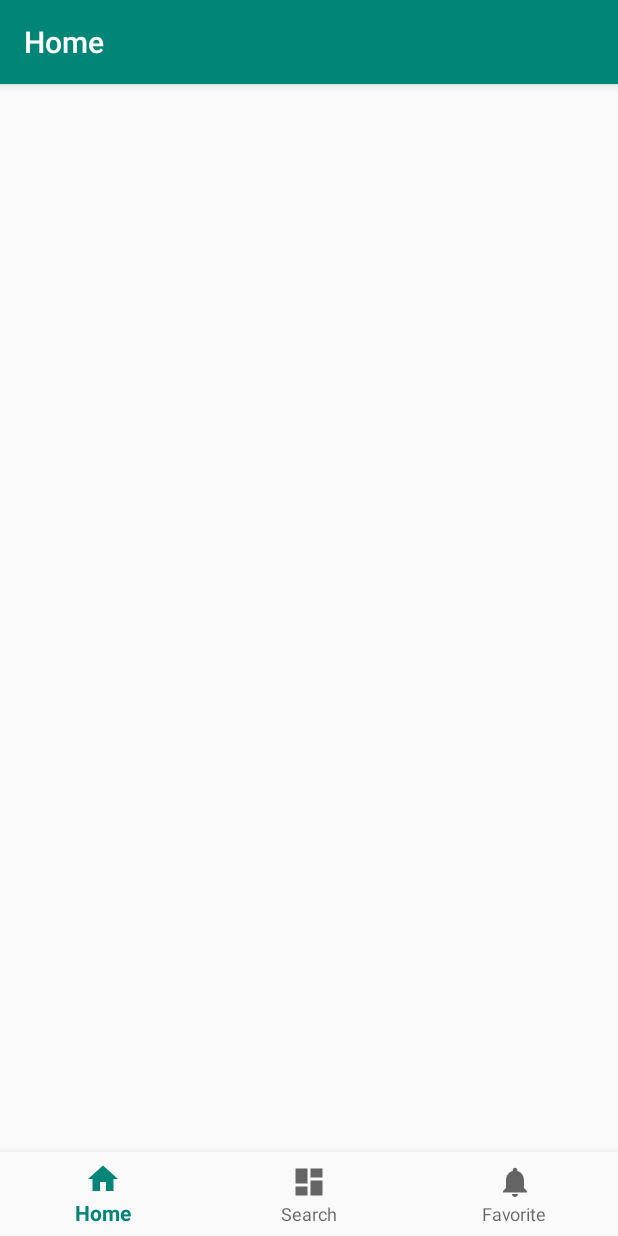
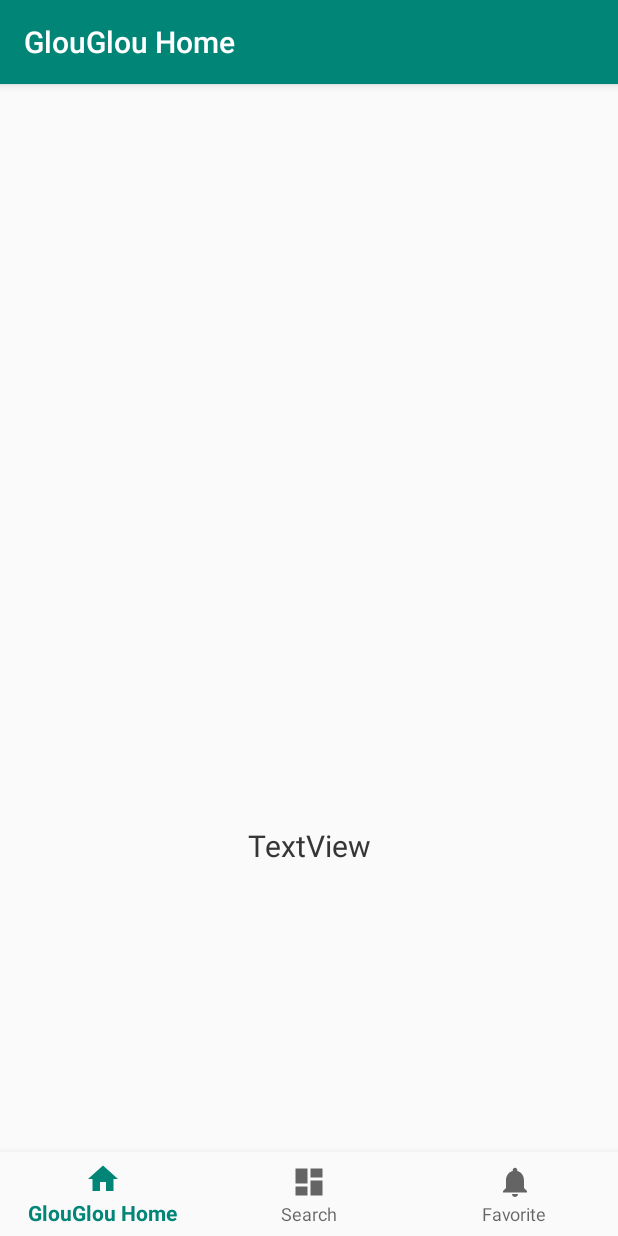
Before and after one commit to JJFrenoi/GlouGlou, an Android app: the screen it shows after launch (MainActivity), on a phone screen of 412 x 824 dp. Run offline under Robolectric (Android 15) with nearby library versions, the phone set to English and light mode, and no system bars; our stand-ins replace Picasso, navigation-ui; pictures from the network do not load.

Commit message:
Merci JeanJean

```diff
--- a/app/src/main/java/com/example/glouglou/ui/notifications/FavoriteFragment.java
+++ b/app/src/main/java/com/example/glouglou/ui/favoritesBoard/FavoriteFragment.java
@@ -1,4 +1,4 @@
-package com.example.glouglou.ui.notifications;
+package com.example.glouglou.ui.favoritesBoard;
 
 import android.os.Bundle;
 import android.view.LayoutInflater;
--- a/app/src/main/java/com/example/glouglou/ui/notifications/FavoriteViewModel.java
+++ b/app/src/main/java/com/example/glouglou/ui/favoritesBoard/FavoriteViewModel.java
@@ -1,4 +1,4 @@
-package com.example.glouglou.ui.notifications;
+package com.example.glouglou.ui.favoritesBoard;
 
 import androidx.lifecycle.LiveData;
 import androidx.lifecycle.MutableLiveData;
--- a/app/src/main/java/com/example/glouglou/ui/home/HomeFragment.java
+++ b/app/src/main/java/com/example/glouglou/ui/home/HomeFragment.java
@@ -17,6 +17,7 @@ import com.example.glouglou.R;
 import com.example.glouglou.ui.pojo.Drink;
 import com.example.glouglou.ui.pojo.Drinks;
 import com.example.glouglou.ui.pojo.Thecocktaildb_Api;
+import com.example.glouglou.ui.retrofit.RetrofitHelper;
 import com.squareup.picasso.Picasso;
 
 import retrofit2.Call;
@@ -45,13 +46,8 @@ public class HomeFragment extends Fragment {
             }
         });
 
-        retrofit = new Retrofit.Builder()
-                .baseUrl(BASE_URL)
-                .addConverterFactory(GsonConverterFactory.create())
-                .build();
-
-        Thecocktaildb_Api thecocktaildb_api = retrofit.create(Thecocktaildb_Api.class);
-        Call<Drinks> call = thecocktaildb_api.random();
+        RetrofitHelper retrofitHelper = new RetrofitHelper();
+        Call<Drinks> call = retrofitHelper.getCall();
         call.enqueue((new Callback<Drinks>() {
             @Override
             public void onResponse(Call<Drinks> call, Response<Drinks> response) {
--- a/app/src/main/java/com/example/glouglou/ui/pojo/Thecocktaildb_Api.java
+++ b/app/src/main/java/com/example/glouglou/ui/pojo/Thecocktaildb_Api.java
@@ -16,4 +16,6 @@ public interface Thecocktaildb_Api  {
     Call<Drinks>  getDrinksByIngredientName(@Query("i") String i );
     @GET("random.php")
     Call<Drinks> random();
+    @GET("search.php")
+    Call<Drinks> getCocktailByName(@Query("s")String l ) ;
 }
--- /dev/null
+++ b/app/src/main/java/com/example/glouglou/ui/retrofit/RetrofitHelper.java
@@ -0,0 +1,166 @@
+package com.example.glouglou.ui.retrofit;
+import com.example.glouglou.ui.pojo.Drinks;
+import com.example.glouglou.ui.pojo.Thecocktaildb_Api;
+
+import java.util.ArrayList;
+import java.util.Arrays;
+import java.util.List;
+
+import retrofit2.Call;
+import retrofit2.Retrofit;
+import retrofit2.converter.gson.GsonConverterFactory;
+
+
+public class RetrofitHelper {
+    private static final List<String> listIngredient = new ArrayList<>(Arrays.asList(
+            "Light rum",
+            "Applejack",
+            "Gin",
+            "Dark rum",
+            "Sweet Vermouth",
+            "Strawberry schnapps",
+            "Scotch",
+            "Apricot brandy",
+            "Triple sec",
+            "Southern Comfort",
+            "Orange bitters",
+            "Brandy",
+            "Lemon vodka",
+            "Blended whiskey",
+            "Dry Vermouth",
+            "Amaretto",
+            "Tea",
+            "Champagne",
+            "Coffee liqueur",
+            "Bourbon",
+            "Tequila",
+            "Vodka",
+            "Añejo rum",
+            "Bitters",
+            "Sugar",
+            "Kahlua",
+            "demerara Sugar",
+            "Dubonnet Rouge",
+            "Lime juice",
+            "Irish whiskey",
+            "Apple brandy",
+            "Carbonated water",
+            "Cherry brandy",
+            "Creme de Cacao",
+            "Grenadine",
+            "Port",
+            "Coffee brandy",
+            "Red wine",
+            "Rum",
+            "Grapefruit juice",
+            "Ricard",
+            "Sherry",
+            "Cognac",
+            "Sloe gin",
+            "Apple juice",
+            "Pineapple juice",
+            "Lemon juice",
+            "Sugar syrup",
+            "Milk",
+            "Strawberries",
+            "Chocolate syrup",
+            "Yoghurt",
+            "Mango",
+            "Ginger",
+            "Lime",
+            "Cantaloupe",
+            "Berries",
+            "Grapes",
+            "Kiwi",
+            "Tomato juice",
+            "Cocoa powder",
+            "Chocolate",
+            "Heavy cream",
+            "Galliano",
+            "Peach Vodka",
+            "Ouzo",
+            "Coffee",
+            "Spiced rum",
+            "Water",
+            "Espresso",
+            "Angelica root",
+            "Orange",
+            "Cranberries",
+            "Johnnie Walker",
+            "Apple cider",
+            "Everclear",
+            "Cranberry juice",
+            "Egg yolk",
+            "Egg",
+            "Grape juice",
+            "Peach nectar",
+            "Lemon",
+            "Firewater",
+            "Lemonade",
+            "Lager",
+            "Whiskey",
+            "Absolut Citron",
+            "Pisco",
+            "Irish cream",
+            "Ale",
+            "Chocolate liqueur",
+            "Midori melon liqueur",
+            "Sambuca",
+            "Cider",
+            "Sprite",
+            "7-Up",
+            "Blackberry brandy",
+            "Peppermint schnapps",
+            "Creme de Cassis",
+            "Jack Daniels"
+    ));
+    private static Retrofit retrofit = null ;
+    private static final String BASE_URL = "https://www.thecocktaildb.com/api/json/v1/1/";
+    private Thecocktaildb_Api thecocktaildb_api ;
+    private Call<Drinks> call ;
+    public RetrofitHelper(){
+        retrofit = new Retrofit.Builder()
+                .baseUrl(BASE_URL)
+                .addConverterFactory(GsonConverterFactory.create())
+                .build();
+        thecocktaildb_api = retrofit.create(Thecocktaildb_Api.class);
+        call = thecocktaildb_api.random();
+    }
+    public RetrofitHelper(String s ){
+        retrofit = new Retrofit.Builder()
+                .baseUrl(BASE_URL)
+                .addConverterFactory(GsonConverterFactory.create())
+                .build();
+        thecocktaildb_api = retrofit.create(Thecocktaildb_Api.class);
+        if (s.length() == 1){
+            call = thecocktaildb_api.getDrinksByFirstLetter(s);
+        }
+        else if (listIngredient.contains(s)){
+            call = thecocktaildb_api.getDrinksByIngredientName(s);
+        }
+        else {
+            call = thecocktaildb_api.getCocktailByName(s);
+        }
+
+    }
+
+    public static List<String> getListIngredient() {
+        return listIngredient;
+    }
+
+    public static Retrofit getRetrofit() {
+        return retrofit;
+    }
+
+    public static String getBaseUrl() {
+        return BASE_URL;
+    }
+
+    public Thecocktaildb_Api getThecocktaildb_api() {
+        return thecocktaildb_api;
+    }
+
+    public Call<Drinks> getCall() {
+        return call;
+    }
+}
--- a/app/src/main/java/com/example/glouglou/ui/dashboard/SearchFragment.java
+++ b/app/src/main/java/com/example/glouglou/ui/searchBoad/SearchFragment.java
@@ -1,5 +1,6 @@
-package com.example.glouglou.ui.dashboard;
+package com.example.glouglou.ui.searchBoad;
 
+import android.annotation.SuppressLint;
 import android.app.Activity;
 import android.content.Context;
 import android.os.Bundle;
@@ -9,24 +10,23 @@ import android.view.View;
 import android.view.ViewGroup;
 import android.view.inputmethod.EditorInfo;
 import android.view.inputmethod.InputMethodManager;
-import android.widget.AdapterView;
 import android.widget.EditText;
 import android.widget.TextView;
-import android.widget.Toast;
 
 import androidx.annotation.Nullable;
 import androidx.annotation.NonNull;
 import androidx.fragment.app.Fragment;
 import androidx.lifecycle.Observer;
 import androidx.lifecycle.ViewModelProviders;
+import androidx.recyclerview.widget.GridLayoutManager;
 import androidx.recyclerview.widget.LinearLayoutManager;
 import androidx.recyclerview.widget.RecyclerView;
 
 import com.example.glouglou.MainActivity;
 import com.example.glouglou.R;
-import com.example.glouglou.ui.pojo.Drink;
 import com.example.glouglou.ui.pojo.Drinks;
 import com.example.glouglou.ui.pojo.Thecocktaildb_Api;
+import com.example.glouglou.ui.retrofit.RetrofitHelper;
 
 
 import retrofit2.Call;
@@ -60,19 +60,15 @@ public class SearchFragment extends Fragment {
         });
         recyclerView = (RecyclerView) root.findViewById(R.id.recyclerview_research);
         recyclerView.setHasFixedSize(true);
-        layoutManager = new LinearLayoutManager(MainActivity.getContext());
+        layoutManager = new GridLayoutManager(MainActivity.getContext(),3);
         recyclerView.setLayoutManager(layoutManager);
         EditText etValue = (EditText) root.findViewById(R.id.plain_text_input);
         etValue.setOnEditorActionListener(new TextView.OnEditorActionListener() {
             @Override
-            public boolean onEditorAction(TextView v, int actionId, KeyEvent event) {
+            public boolean onEditorAction(final TextView v, int actionId, KeyEvent event) {
                 if (actionId == EditorInfo.IME_ACTION_DONE) {
-                    retrofit = new Retrofit.Builder()
-                            .baseUrl(BASE_URL)
-                            .addConverterFactory(GsonConverterFactory.create())
-                            .build();
-                    Thecocktaildb_Api thecocktaildb_api = retrofit.create(Thecocktaildb_Api.class);
-                    Call<Drinks> call = thecocktaildb_api.getDrinksByIngredientName(v.getText().toString());
+                    RetrofitHelper retrofitHelper = new RetrofitHelper(v.getText().toString());
+                    Call<Drinks> call = retrofitHelper.getCall();
                     call.enqueue(new Callback<Drinks>() {
                         @Override
                         public void onResponse(Call<Drinks> call, Response<Drinks> response) {
@@ -87,9 +83,10 @@ public class SearchFragment extends Fragment {
 
                         }
 
+                        @SuppressLint("SetTextI18n")
                         @Override
                         public void onFailure(Call<Drinks> call, Throwable t) {
-                            textView.setText(t.getMessage());
+                            textView.setText("Can't Find a cocktail with this ingredient "+ v.getText().toString());
 
                         }
                     });
--- a/app/src/main/java/com/example/glouglou/ui/dashboard/SearchViewModel.java
+++ b/app/src/main/java/com/example/glouglou/ui/searchBoad/SearchViewModel.java
@@ -1,4 +1,4 @@
-package com.example.glouglou.ui.dashboard;
+package com.example.glouglou.ui.searchBoad;
 
 import androidx.lifecycle.LiveData;
 import androidx.lifecycle.MutableLiveData;
--- a/app/src/main/res/layout/fragment_home.xml
+++ b/app/src/main/res/layout/fragment_home.xml
@@ -2,34 +2,55 @@
 <androidx.constraintlayout.widget.ConstraintLayout xmlns:android="http://schemas.android.com/apk/res/android"
     xmlns:app="http://schemas.android.com/apk/res-auto"
     xmlns:tools="http://schemas.android.com/tools"
-    android:padding="8dp"
     android:layout_width="match_parent"
     android:layout_height="match_parent">
 
 
     <ImageView
         android:id="@+id/image"
-        android:layout_width="match_parent"
+        android:layout_width="wrap_content"
         android:layout_height="wrap_content"
-        app:layout_constraintBottom_toBottomOf="parent"
-        app:layout_constraintHorizontal_bias="1.0"
+        app:layout_constraintBottom_toTopOf="@id/text_home"
         app:layout_constraintLeft_toLeftOf="parent"
         app:layout_constraintRight_toRightOf="parent"
         app:layout_constraintTop_toTopOf="parent"
-        app:layout_constraintVertical_bias="0.172" />
+         />
 
     <TextView
         android:id="@+id/text_home"
         android:layout_width="wrap_content"
         android:layout_height="wrap_content"
-        android:text="TextView"
-        android:textSize="20dp"
+        android:text="@string/textview"
+        android:textSize="20sp"
         android:textAlignment="center"
         app:layout_constraintLeft_toLeftOf="parent"
         app:layout_constraintRight_toRightOf="parent"
         app:layout_constraintBottom_toBottomOf="parent"
         app:layout_constraintTop_toBottomOf="@+id/image"
-        app:layout_constraintVertical_bias="0.387"
+        tools:layout_editor_absoluteX="176dp" />
+    <TextView
+        android:id="@+id/text_glass"
+        android:layout_width="wrap_content"
+        android:layout_height="wrap_content"
+        android:text="@string/textview"
+        android:textSize="20sp"
+        android:textAlignment="center"
+        app:layout_constraintLeft_toLeftOf="parent"
+        app:layout_constraintRight_toRightOf="parent"
+        app:layout_constraintBottom_toBottomOf="parent"
+        app:layout_constraintTop_toBottomOf="@+id/image"
+        tools:layout_editor_absoluteX="176dp" />
+    <TextView
+        android:id="@+id/text_instruction"
+        android:layout_width="wrap_content"
+        android:layout_height="wrap_content"
+        android:text="@string/textview"
+        android:textSize="20sp"
+        android:textAlignment="center"
+        app:layout_constraintLeft_toLeftOf="parent"
+        app:layout_constraintRight_toRightOf="parent"
+        app:layout_constraintBottom_toBottomOf="parent"
+        app:layout_constraintTop_toBottomOf="@+id/image"
         tools:layout_editor_absoluteX="176dp" />
 
 
--- a/app/src/main/res/navigation/mobile_navigation.xml
+++ b/app/src/main/res/navigation/mobile_navigation.xml
@@ -13,13 +13,13 @@
 
     <fragment
         android:id="@+id/navigation_research"
-        android:name="com.example.glouglou.ui.dashboard.SearchFragment"
+        android:name="com.example.glouglou.ui.searchBoad.SearchFragment"
         android:label="@string/title_search"
         tools:layout="@layout/fragment_research" />
 
     <fragment
         android:id="@+id/navigation_favorite"
-        android:name="com.example.glouglou.ui.notifications.FavoriteFragment"
+        android:name="com.example.glouglou.ui.favoritesBoard.FavoriteFragment"
         android:label="@string/title_favorite"
         tools:layout="@layout/fragment_notifications" />
 </navigation>
--- a/app/src/main/res/values/strings.xml
+++ b/app/src/main/res/values/strings.xml
@@ -1,6 +1,6 @@
 <resources>
     <string name="app_name">GlouGlou</string>
-    <string name="title_home">Home</string>
+    <string name="title_home">GlouGlou Home</string>
     <string name="title_dashboard">Dashboard</string>
     <string name="title_notifications">Notifications</string>
     <string name="title_search">Let\'s Search a cocktail to GlouGlou</string>
@@ -10,4 +10,5 @@
     <string name="details">Details</string>
     <string name="todo">TODO</string>
     <string name="enter_your_search_here">Enter your search here</string>
+    <string name="textview">TextView</string>
 </resources>
```
Also changed, not shown: app/src/main/java/com/example/glouglou/ui/searchBoad/Adapter_research.java (renamed from app/src/main/java/com/example/glouglou/ui/dashboard/Adapter_research.java, +5 -3 lines).
